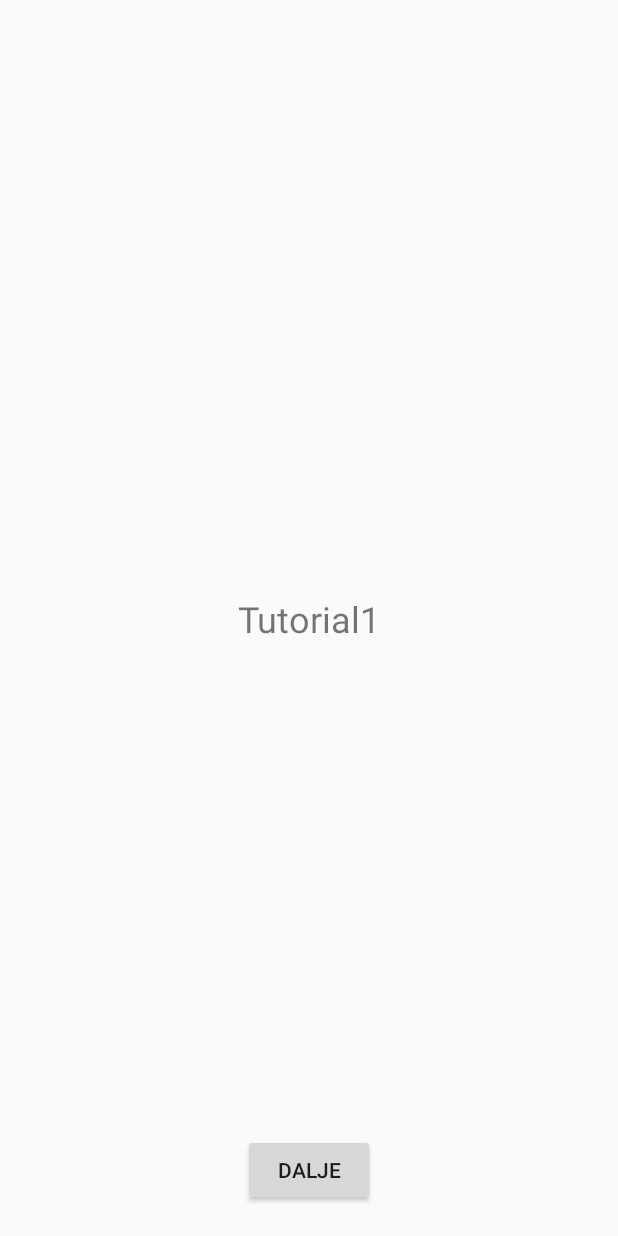
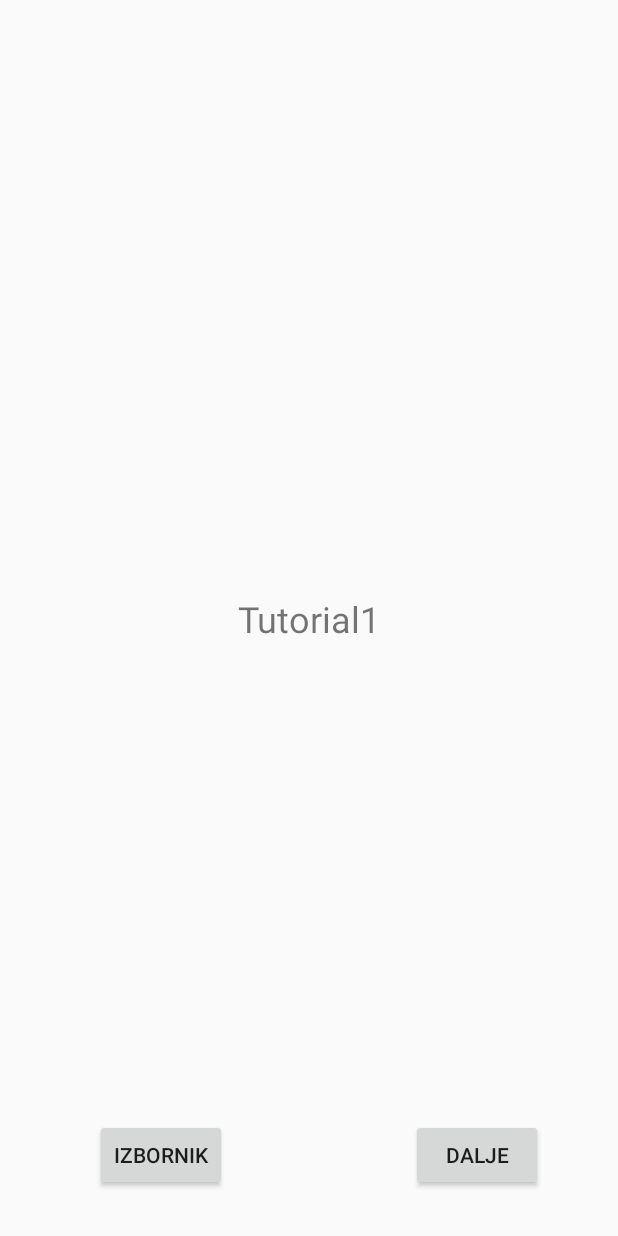
Before and after one commit to GavricMario/e-restoran, an Android app: the screen it shows after launch (Tutorial1), on a phone screen of 412 x 824 dp. Run offline under Robolectric (Android 15) with nearby library versions, the phone set to English and light mode, and no system bars.

Commit message:
dodano da se iz tutoriala moze uvijek otici na login screen

```diff
--- a/app/src/main/java/hr/fer/grupa/erestoran/Tutorial1.kt
+++ b/app/src/main/java/hr/fer/grupa/erestoran/Tutorial1.kt
@@ -19,5 +19,11 @@ class Tutorial1 : AppCompatActivity() {
 
 
         }
+        skip_tutorial1.setOnClickListener{
+            val intent= Intent(this,MainActivity::class.java)
+            startActivity(intent)
+
+
+        }
     }
 }
--- a/app/src/main/res/layout/activity_tutorial_1.xml
+++ b/app/src/main/res/layout/activity_tutorial_1.xml
@@ -20,10 +20,24 @@
         android:id="@+id/dalje"
         android:layout_width="wrap_content"
         android:layout_height="wrap_content"
-        android:layout_marginBottom="20dp"
+        android:layout_marginRight="50dp"
+        android:layout_marginBottom="30dp"
         android:text="Dalje"
         app:layout_constraintBottom_toBottomOf="parent"
         app:layout_constraintEnd_toEndOf="parent"
+        app:layout_constraintHorizontal_bias="1.0"
+        app:layout_constraintStart_toStartOf="parent" />
+
+    <Button
+        android:id="@+id/skip_tutorial1"
+        android:layout_width="wrap_content"
+        android:layout_height="wrap_content"
+        android:layout_marginLeft="50dp"
+        android:layout_marginBottom="30dp"
+        android:text="Izbornik"
+        app:layout_constraintBottom_toBottomOf="parent"
+        app:layout_constraintEnd_toEndOf="parent"
+        app:layout_constraintHorizontal_bias="0.049"
         app:layout_constraintStart_toStartOf="parent" />
 
 
```
Also changed, not shown: app/src/main/java/hr/fer/grupa/erestoran/Tutorial2.kt (+8 -0 lines), app/src/main/java/hr/fer/grupa/erestoran/Tutorial3.kt (+8 -0 lines), app/src/main/java/hr/fer/grupa/erestoran/Tutorial4.kt (+8 -0 lines), app/src/main/java/hr/fer/grupa/erestoran/Tutorial5.kt (+7 -0 lines), app/src/main/res/layout/activity_tutorial_2.xml (+15 -1 lines), app/src/main/res/layout/activity_tutorial_3.xml (+14 -1 lines), app/src/main/res/layout/activity_tutorial_4.xml (+14 -1 lines), app/src/main/res/layout/activity_tutorial_5.xml (+15 -1 lines).
